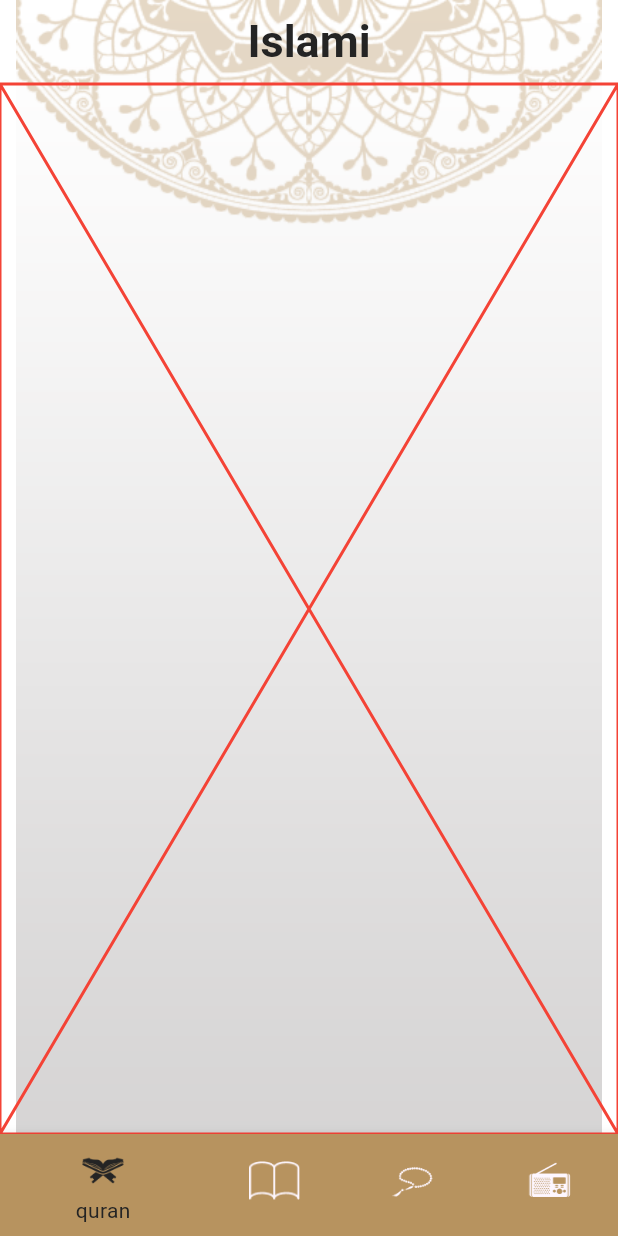
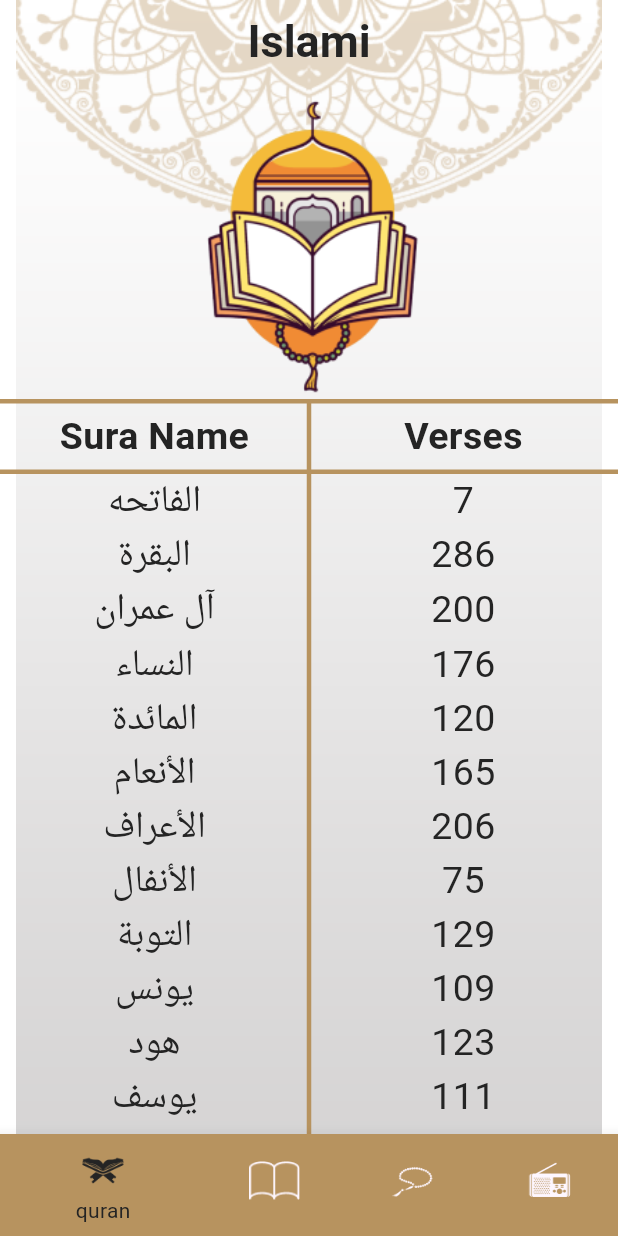
Before and after one commit to A-hmed/isalmi_mon_c10, a Flutter app: the screen it shows after launch, on a phone screen of 412 x 824 dp. Run offline on Flutter 3.47's test engine with Material 3 defaults, Android fonts, the phone set to English and light mode, and no system bars.

Commit message:
Finished quran tab design.

```diff
--- a/lib/ui/screens/home/tabs/quran/quran_tab.dart
+++ b/lib/ui/screens/home/tabs/quran/quran_tab.dart
@@ -1,10 +1,77 @@
 import 'package:flutter/material.dart';
+import 'package:isalmi_mon_c10/ui/utils/app_assets.dart';
+import 'package:isalmi_mon_c10/ui/utils/app_colors.dart';
+import 'package:isalmi_mon_c10/ui/utils/app_theme.dart';
+import 'package:isalmi_mon_c10/ui/utils/constants.dart';
 
 class QuranTab extends StatelessWidget {
+
   const QuranTab({super.key});
 
   @override
   Widget build(BuildContext context) {
-    return const Placeholder(color: Colors.red,);
+    return Column(
+      children: [
+        Expanded(flex: 3,child: Center(child: Image.asset(AppAssets.quranTabLogo))),
+       Expanded(
+         flex: 7,
+         child: Stack(
+           alignment: Alignment.center,
+           children: [
+             buildTabContent(),
+             Container(
+               width: 3,
+               color: AppColors.orange,
+               height: double.infinity,
+             )
+           ],
+         ),
+       )
+
+      ],
+    );
+  }
+
+  Widget buildTabContent() {
+    return Column(
+      children: [
+        Container(
+          width: double.infinity,
+          height: 3,
+          color: AppColors.orange,
+        ),
+        const SizedBox(height: 4,),
+        const Row(
+          mainAxisAlignment: MainAxisAlignment.spaceEvenly,
+          children: [
+            Expanded(child: Text("Sura Name", textAlign: TextAlign.center, style: AppTheme.mediumTitleTextStyle,)),
+            Expanded(child: Text("Verses", textAlign: TextAlign.center, style: AppTheme.mediumTitleTextStyle)),
+          ],
+        ),
+        const SizedBox(height: 4,),
+        Container(
+          width: double.infinity,
+          height: 3,
+          color: AppColors.orange,
+        ),
+        Expanded(flex: 7,
+          child: buildListView(),),
+      ],
+    );
+  }
+
+  ListView buildListView() {
+    return ListView.builder(
+            itemCount: Constants.suraNames.length,
+            itemBuilder: (context, index){
+              return Row(
+                mainAxisAlignment: MainAxisAlignment.spaceEvenly,
+                children: [
+                  Expanded(child: Text(Constants.suraNames[index], textAlign: TextAlign.center, style: AppTheme.regularTitleTextStyle,)),
+                  Expanded(child: Text("${Constants.versesNumber[index]}", textAlign: TextAlign.center, style: AppTheme.regularTitleTextStyle)),
+                ],
+              );
+            },
+        );
   }
 }
--- /dev/null
+++ b/lib/ui/utils/constants.dart
@@ -0,0 +1,18 @@
+abstract class Constants{
+  static const List<String> suraNames = [
+    "الفاتحه","البقرة","آل عمران","النساء","المائدة","الأنعام","الأعراف","الأنفال","التوبة","يونس","هود"
+    ,"يوسف","الرعد","إبراهيم","الحجر","النحل","الإسراء","الكهف","مريم","طه","الأنبياء","الحج","المؤمنون"
+    ,"النّور","الفرقان","الشعراء","النّمل","القصص","العنكبوت","الرّوم","لقمان","السجدة","الأحزاب","سبأ"
+    ,"فاطر","يس","الصافات","ص","الزمر","غافر","فصّلت","الشورى","الزخرف","الدّخان","الجاثية","الأحقاف"
+    ,"محمد","الفتح","الحجرات","ق","الذاريات","الطور","النجم","القمر","الرحمن","الواقعة","الحديد","المجادلة"
+    ,"الحشر","الممتحنة","الصف","الجمعة","المنافقون","التغابن","الطلاق","التحريم","الملك","القلم","الحاقة","المعارج"
+    ,"نوح","الجن","المزّمّل","المدّثر","القيامة","الإنسان","المرسلات","النبأ","النازعات","عبس","التكوير","الإنفطار"
+    ,"المطفّفين","الإنشقاق","البروج","الطارق","الأعلى","الغاشية","الفجر","البلد","الشمس","الليل","الضحى","الشرح"
+    ,"التين","العلق","القدر","البينة","الزلزلة","العاديات","القارعة","التكاثر","العصر",
+    "الهمزة","الفيل","قريش","الماعون","الكوثر","الكافرون","النصر","المسد","الإخلاص","الفلق","الناس"
+  ];
+  static const List<int> versesNumber = [7,286,200,176,120,165,206,75,129,109,123,111,43,52,99,128,111,110,98,135,112,78,118,64,77,227,93,88,
+    69,60,34,30,73,54,45,83,182,88,75,85,54,53,89,59,37,35,38,29,18,45,60,49,62,55,78,96,29,22,24,13,14,11,11,18,12,12,30,52,52,
+    44,28,28,20,56,40,31,50,40,46,42,29,19,36,25,22,17,19,26,30,20,15,21,11,8,5,19,5,8,8,11,11,8,3,9,5,4,6,3,6,3,5,4,5,6
+  ];
+}
```
